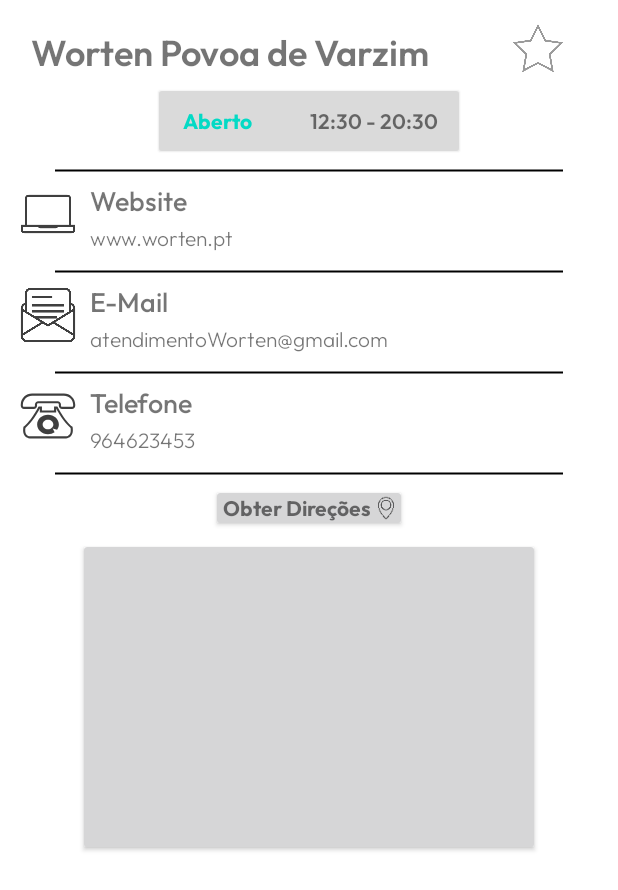
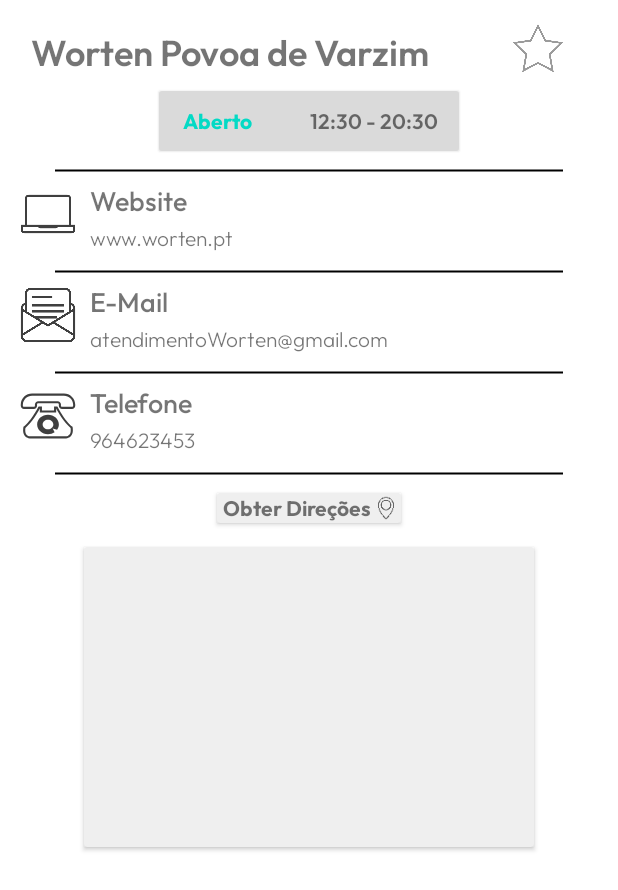
Before and after one commit to afonsofrancof/TechFinder, an Android app: the layout fragment_loja_info.xml on its own in the app's theme, with its tools: preview values and no code run, on a phone screen of 412 x 824 dp. Shown: the top 890 px of the screen. Run offline under Robolectric (Android 15) with nearby library versions, the phone set to English and light mode, and no system bars; network calls fail.

Commit message:
Colors updated

```diff
--- a/app/src/main/res/values/colors.xml
+++ b/app/src/main/res/values/colors.xml
@@ -15,6 +15,7 @@
     <color name="light_gray3">#9B9B9B</color>
     <color name="light_gray4">#BFBFBF</color>
     <color name="light_gray5">#DADADA</color>
+    <color name="light_gray6">#EFEFEF</color>
 
     <color name="loja_aberta">#009600</color>
 
```
